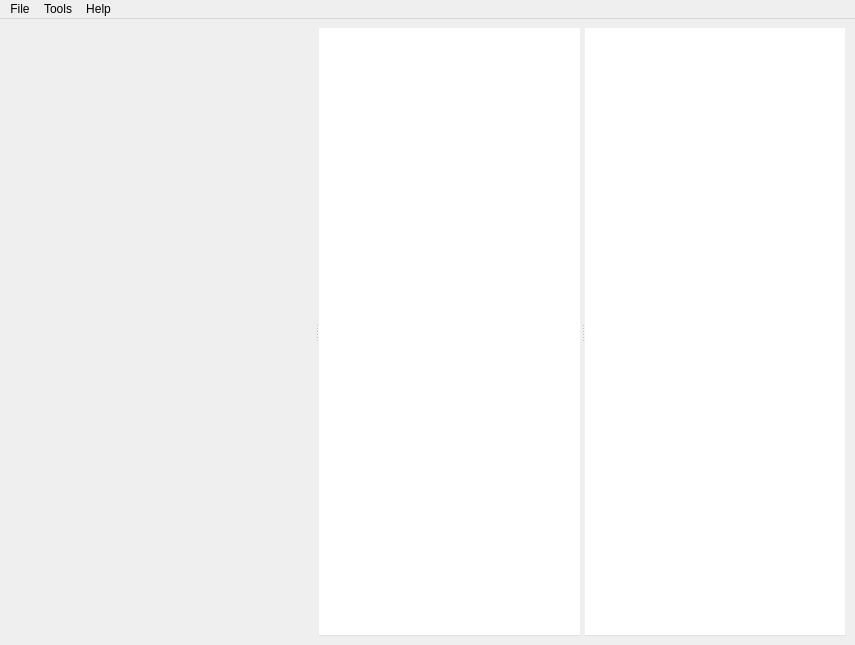
Old version of the form bt_editor/mainwindow.ui in the repository uml-robotics/Groot.
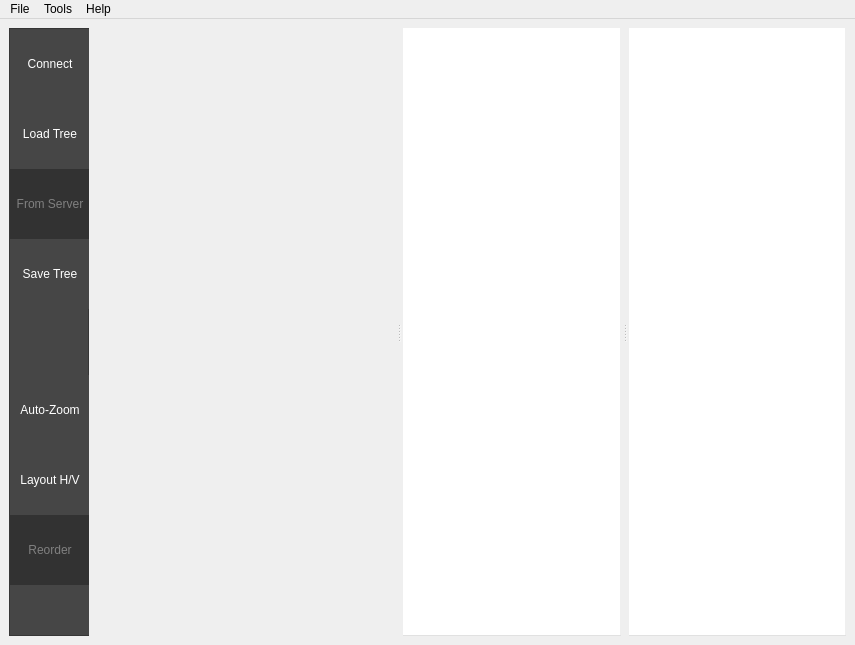
New version of the form. Icons and pictures are not drawn.

Commit message: right tab looks reasonable

```diff
--- a/bt_editor/mainwindow.ui
+++ b/bt_editor/mainwindow.ui
@@ -35,12 +35,12 @@
    <property name="styleSheet">
     <string notr="true"/>
    </property>
-   <layout class="QGridLayout" name="gridLayout">
-    <item row="0" column="0">
+   <layout class="QHBoxLayout" name="horizontalLayout">
+    <item>
      <widget class="QFrame" name="frame">
       <property name="maximumSize">
        <size>
-        <width>0</width>
+        <width>80</width>
         <height>16777215</height>
        </size>
       </property>
@@ -614,11 +614,14 @@
       </layout>
      </widget>
     </item>
-    <item row="0" column="1">
+    <item>
      <widget class="QSplitter" name="splitter">
       <property name="orientation">
        <enum>Qt::Horizontal</enum>
       </property>
+      <property name="handleWidth">
+       <number>8</number>
+      </property>
       <widget class="QFrame" name="leftFrame">
        <property name="minimumSize">
         <size>
@@ -640,7 +643,7 @@
        </property>
        <layout class="QVBoxLayout" name="verticalLayout_2">
         <property name="leftMargin">
-         <number>4</number>
+         <number>0</number>
         </property>
         <property name="topMargin">
          <number>4</number>
```
Left out of the diff: 2 changed lines with no effect on the pictures. The commit also changes 2 other files.
